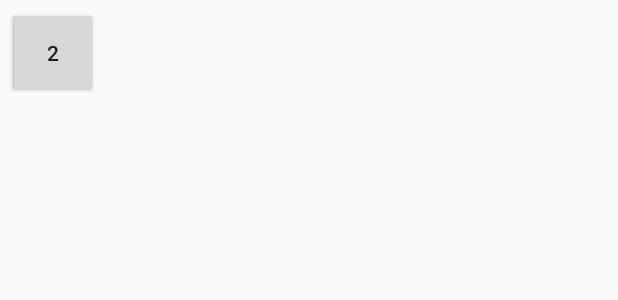
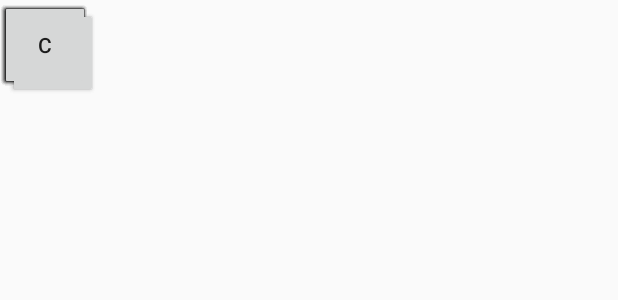
Before and after one commit to khadkarajesh/Calculator, an Android app: the layout fragment_button.xml on its own in the app's theme, with its tools: preview values and no code run, on a phone screen of 412 x 824 dp. Shown: the top 300 px of the screen. Run offline under Robolectric (Android 15) with nearby library versions, the phone set to English and light mode, and no system bars.

Commit message:
add buttons

```diff
--- a/app/src/main/res/layout/fragment_button.xml
+++ b/app/src/main/res/layout/fragment_button.xml
@@ -18,4 +18,93 @@
         android:layout_margin="5dp"
         android:text="@string/button_two" />
 
+    <Button
+        android:id="@+id/button_3"
+        android:layout_width="60dp"
+        android:layout_height="60dp"
+        android:text="@string/button_three" />
+
+    <Button
+        android:id="@+id/button_4"
+        android:layout_width="60dp"
+        android:layout_height="60dp"
+        android:text="@string/button_four" />
+
+    <Button
+        android:id="@+id/button_5"
+        android:layout_width="60dp"
+        android:layout_height="60dp"
+        android:text="@string/button_five" />
+
+    <Button
+        android:id="@+id/button_6"
+        android:layout_width="60dp"
+        android:layout_height="60dp"
+        android:text="@string/button_six" />
+
+    <Button
+        android:id="@+id/button_7"
+        android:layout_width="60dp"
+        android:layout_height="60dp"
+        android:text="@string/button_seven" />
+
+    <Button
+        android:id="@+id/button_8"
+        android:layout_width="60dp"
+        android:layout_height="60dp"
+        android:text="@string/button_eight" />
+
+    <Button
+        android:id="@+id/button_9"
+        android:layout_width="60dp"
+        android:layout_height="60dp"
+        android:text="@string/button_nine" />
+
+    <Button
+        android:id="@+id/button_zero"
+        android:layout_width="60dp"
+        android:layout_height="60dp"
+        android:text="@string/button_zero" />
+
+    <Button
+        android:id="@+id/button_plus"
+        android:layout_width="60dp"
+        android:layout_height="60dp"
+        android:text="@string/button_plus" />
+
+    <Button
+        android:id="@+id/button_minus"
+        android:layout_width="60dp"
+        android:layout_height="60dp"
+        android:text="@string/button_minus" />
+
+    <Button
+        android:id="@+id/button_multiply"
+        android:layout_width="60dp"
+        android:layout_height="60dp"
+        android:text="@string/button_multiply" />
+
+    <Button
+        android:id="@+id/button_divide"
+        android:layout_width="60dp"
+        android:layout_height="60dp"
+        android:text="@string/button_divide" />
+
+    <Button
+        android:id="@+id/button_modulus"
+        android:layout_width="60dp"
+        android:layout_height="60dp"
+        android:text="@string/button_modulus" />
+
+    <Button
+        android:id="@+id/button_equal"
+        android:layout_width="60dp"
+        android:layout_height="60dp"
+        android:text="@string/button_equal" />
+    <Button
+        android:id="@+id/button_clear"
+        android:layout_width="60dp"
+        android:layout_height="60dp"
+        android:text="@string/button_clear" />
+
 </RelativeLayout>
--- a/app/src/main/res/values/strings.xml
+++ b/app/src/main/res/values/strings.xml
@@ -4,4 +4,19 @@
     <string name="default_display">display</string>
     <string name="button_one">1</string>
     <string name="button_two">2</string>
+    <string name="button_three">3</string>
+    <string name="button_four">4</string>
+    <string name="button_five">5</string>
+    <string name="button_six">6</string>
+    <string name="button_seven">7</string>
+    <string name="button_eight">8</string>
+    <string name="button_nine">9</string>
+    <string name="button_plus">+</string>
+    <string name="button_minus">-</string>
+    <string name="button_multiply">*</string>
+    <string name="button_divide">/</string>
+    <string name="button_modulus">%</string>
+    <string name="button_equal">=</string>
+    <string name="button_clear">C</string>
+    <string name="button_zero">0</string>
 </resources>
```
Also changed, not shown: 1 other file.
